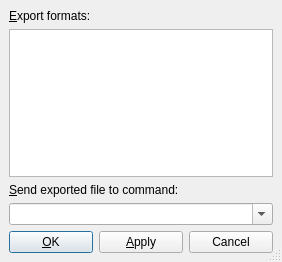
Qt form src/frontends/qt4/ui/SendtoUi.ui (cburschka/lyx) before a commit.
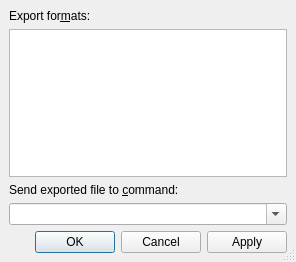
The same form after that commit.

Commit message: QDialogButtonBox for the remaining dialogs.

Patch:
```diff
--- a/src/frontends/qt4/ui/SendtoUi.ui
+++ b/src/frontends/qt4/ui/SendtoUi.ui
@@ -1,11 +1,11 @@
 <ui version="4.0" >
  <class>SendtoUi</class>
- <widget class="QDialog" name="SendtoUi" >
-  <property name="geometry" >
+ <widget class="QDialog" name="SendtoUi">
+  <property name="geometry">
    <rect>
     <x>0</x>
     <y>0</y>
-    <width>282</width>
+    <width>296</width>
     <height>262</height>
    </rect>
   </property>
@@ -19,18 +19,25 @@
    <property name="margin" >
     <number>9</number>
    </property>
-   <property name="spacing" >
+   <property name="topMargin">
+    <number>9</number>
+   </property>
+   <property name="rightMargin">
+    <number>9</number>
+   </property>
+   <property name="bottomMargin">
+    <number>9</number>
+   </property>
+   <property name="spacing">
     <number>6</number>
    </property>
    <item row="1" column="0" >
     <widget class="QListWidget" name="formatLW" />
    </item>
-   <item row="3" column="0" >
-    <widget class="QComboBox" name="commandCO" >
-     <property name="sizePolicy" >
-      <sizepolicy>
-       <hsizetype>3</hsizetype>
-       <vsizetype>0</vsizetype>
+   <item row="3" column="0">
+    <widget class="QComboBox" name="commandCO">
+     <property name="sizePolicy">
+      <sizepolicy hsizetype="MinimumExpanding" vsizetype="Fixed">
        <horstretch>0</horstretch>
        <verstretch>0</verstretch>
       </sizepolicy>
@@ -58,57 +65,46 @@
      </property>
     </widget>
    </item>
-   <item row="4" column="0" >
-    <layout class="QHBoxLayout" >
-     <property name="margin" >
-      <number>0</number>
-     </property>
-     <property name="spacing" >
+   <item row="4" column="0">
+    <layout class="QHBoxLayout">
+     <property name="spacing">
       <number>6</number>
      </property>
+     <property name="leftMargin">
+      <number>0</number>
+     </property>
+     <property name="topMargin">
+      <number>0</number>
+     </property>
+     <property name="rightMargin">
+      <number>0</number>
+     </property>
+     <property name="bottomMargin">
+      <number>0</number>
+     </property>
      <item>
-      <widget class="QPushButton" name="okPB" >
-       <property name="text" >
-        <string>&amp;OK</string>
-       </property>
-       <property name="autoDefault" >
-        <bool>true</bool>
-       </property>
-       <property name="default" >
-        <bool>false</bool>
-       </property>
-      </widget>
-     </item>
-     <item>
-      <widget class="QPushButton" name="applyPB" >
-       <property name="text" >
-        <string>&amp;Apply</string>
-       </property>
-      </widget>
-     </item>
-     <item>
-      <widget class="QPushButton" name="closePB" >
-       <property name="text" >
-        <string>Cancel</string>
+      <widget class="QDialogButtonBox" name="buttonBox">
+       <property name="standardButtons">
+        <set>QDialogButtonBox::Apply|QDialogButtonBox::Cancel|QDialogButtonBox::Ok</set>
        </property>
       </widget>
      </item>
     </layout>
    </item>
-   <item row="0" column="0" >
-    <widget class="QLabel" name="formatLA" >
-     <property name="text" >
-      <string>&amp;Export formats:</string>
+   <item row="0" column="0">
+    <widget class="QLabel" name="formatLA">
+     <property name="text">
+      <string>Export for&amp;mats:</string>
      </property>
      <property name="buddy" >
       <cstring>formatLW</cstring>
      </property>
     </widget>
    </item>
-   <item row="2" column="0" >
-    <widget class="QLabel" name="commandLA" >
-     <property name="text" >
-      <string>&amp;Send exported file to command:</string>
+   <item row="2" column="0">
+    <widget class="QLabel" name="commandLA">
+     <property name="text">
+      <string>Send exported file to &amp;command:</string>
      </property>
      <property name="buddy" >
       <cstring>commandCO</cstring>
```
Left out of the diff: 38 changed lines with no effect on the pictures. The commit also changes 24 other files.
